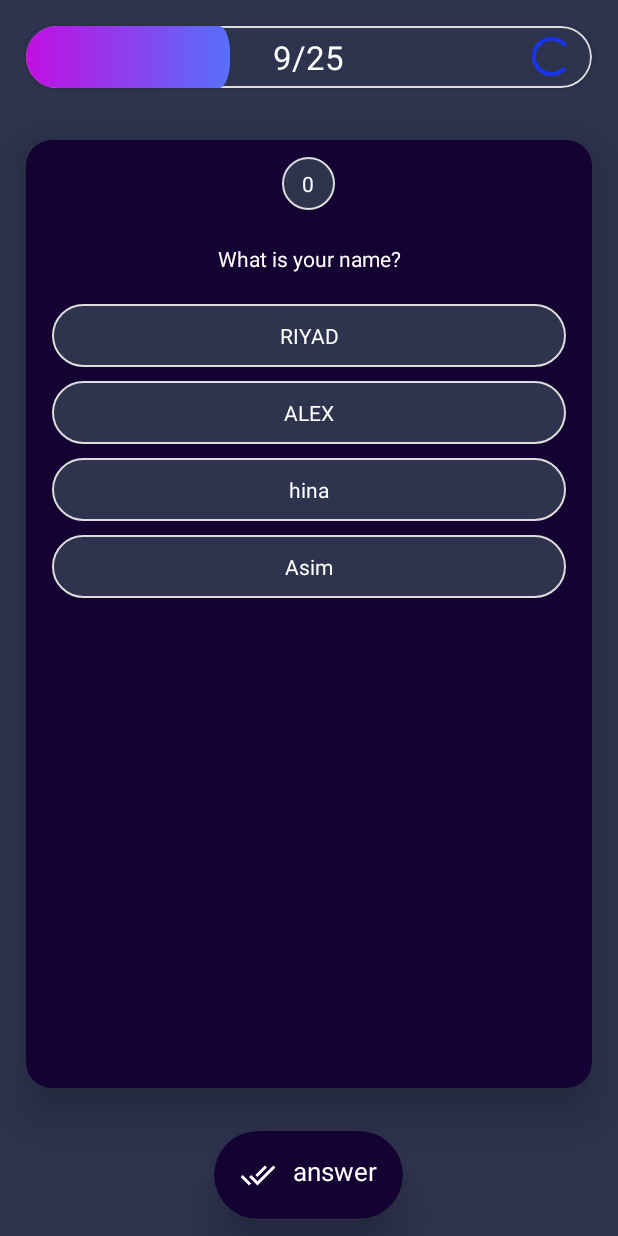
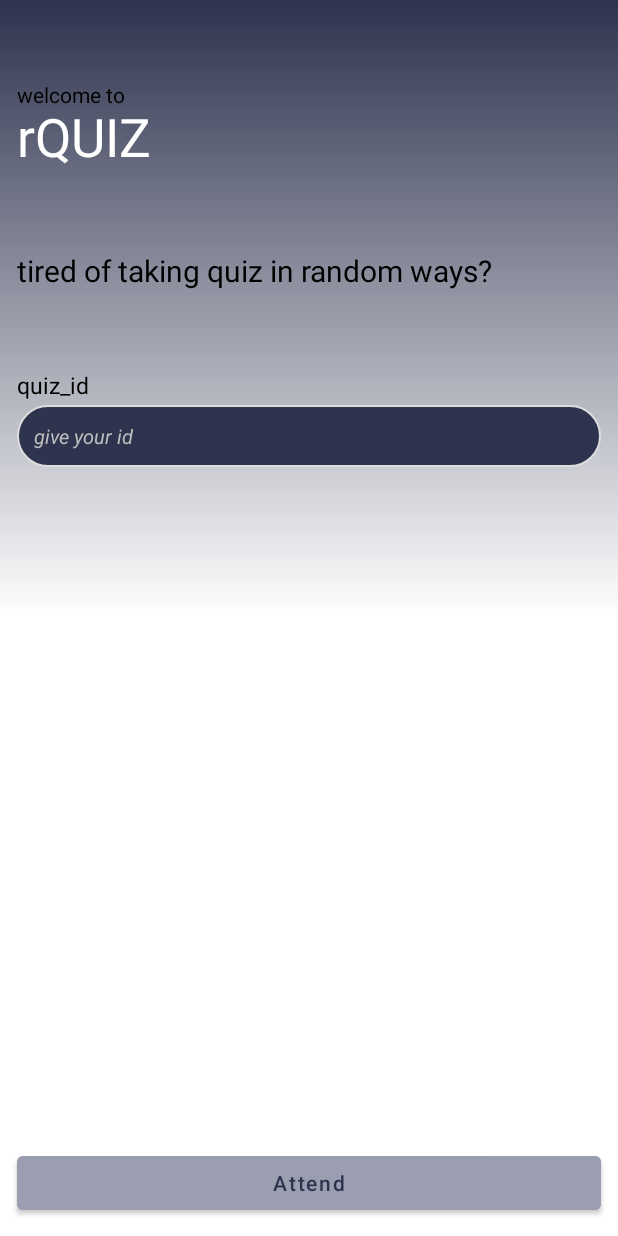
Before and after one commit to SM-RIYAD/Quiz-App, an Android app: the screen it shows after launch (MainActivity before the commit, quizId after it), on a phone screen of 412 x 824 dp. Run offline under Robolectric (Android 15) with nearby library versions, the phone set to English and light mode, and no system bars; our stand-ins replace Firebase (no records; nobody signed in at launch, a user with empty details on screens opened directly).

Commit message:
2nd commit

```diff
--- a/app/build.gradle
+++ b/app/build.gradle
@@ -1,5 +1,6 @@
 plugins {
     id 'com.android.application'
+    id 'com.google.gms.google-services'
 }
 
 android {
@@ -32,7 +33,8 @@ dependencies {
     implementation 'androidx.appcompat:appcompat:1.3.1'
     implementation 'com.google.android.material:material:1.4.0'
     implementation 'androidx.constraintlayout:constraintlayout:2.1.0'
-    testImplementation 'junit:junit:4.+'
+    implementation 'com.google.firebase:firebase-database:20.0.2'
+    testImplementation 'junit:junit:4.13.2'
     androidTestImplementation 'androidx.test.ext:junit:1.1.3'
     androidTestImplementation 'androidx.test.espresso:espresso-core:3.4.0'
 }
--- a/app/src/main/AndroidManifest.xml
+++ b/app/src/main/AndroidManifest.xml
@@ -10,7 +10,10 @@
         android:supportsRtl="true"
         android:theme="@style/Theme.QuizAPP">
         <activity
-            android:name=".MainActivity"
+            android:name=".activity.MainActivity"
+            android:exported="true" />
+        <activity
+            android:name=".activity.quizId"
             android:exported="true">
             <intent-filter>
                 <action android:name="android.intent.action.MAIN" />
--- a/app/src/main/java/com/example/quizapp/MainActivity.java
+++ /dev/null
@@ -1,31 +0,0 @@
-package com.example.quizapp;
-
-import androidx.appcompat.app.AppCompatActivity;
-
-import android.os.Bundle;
-import android.os.Handler;
-import android.view.View;
-import android.view.animation.OvershootInterpolator;
-import android.widget.TextView;
-
-import com.example.quizapp.classes.Widgetcontroller;
-
-public class MainActivity extends AppCompatActivity {
-private View progress_bar_view;
-private TextView question_count_text;
-
-    @Override
-    protected void onCreate(Bundle savedInstanceState) {
-        super.onCreate(savedInstanceState);
-        setContentView(R.layout.activity_main);
-
-        progress_bar_view= findViewById(R.id.progress_bar_view);
-        question_count_text=findViewById(R.id.question_count_text);
-new Widgetcontroller(progress_bar_view,question_count_text).update_progress();
-    }
-
-
-
-
-
-    }
--- /dev/null
+++ b/app/src/main/java/com/example/quizapp/activity/quizId.java
@@ -0,0 +1,82 @@
+package com.example.quizapp.activity;
+
+import androidx.annotation.NonNull;
+import androidx.appcompat.app.AppCompatActivity;
+
+import android.content.Intent;
+import android.os.Bundle;
+import android.view.View;
+import android.widget.Button;
+import android.widget.EditText;
+import android.widget.Toast;
+
+import com.example.quizapp.R;
+import com.google.android.material.snackbar.Snackbar;
+import com.google.firebase.database.DataSnapshot;
+import com.google.firebase.database.DatabaseError;
+import com.google.firebase.database.DatabaseReference;
+import com.google.firebase.database.FirebaseDatabase;
+import com.google.firebase.database.ValueEventListener;
+
+import java.util.Objects;
+
+public class quizId extends AppCompatActivity implements View.OnClickListener {
+    private EditText edit_quizID;
+    private Button button_attend;
+
+    @Override
+    protected void onCreate(Bundle savedInstanceState) {
+        super.onCreate(savedInstanceState);
+        setContentView(R.layout.activity_quiz_id);
+        edit_quizID =findViewById(R.id.edit_quizID);
+        button_attend = findViewById(R.id.button_attend);
+button_attend.setOnClickListener(this);
+    }
+    private void verifyQuizid(){
+
+        DatabaseReference myRef = FirebaseDatabase.getInstance().getReference("QuizID");
+
+        myRef.addValueEventListener(new ValueEventListener() {
+            @Override
+            public void onDataChange(@NonNull DataSnapshot snapshot) {
+              for(DataSnapshot dataSnapshot:snapshot.getChildren()){
+
+
+                  if(Objects.requireNonNull(dataSnapshot.getValue()).toString().equals(edit_quizID.getText().toString().trim())){
+
+                      Toast.makeText(getApplicationContext(), "Exists!", Toast.LENGTH_SHORT).show();
+                      startActivity(new Intent(getApplicationContext(),MainActivity.class).putExtra("quiz_id",edit_quizID.getText().toString().trim()));
+                     finish();
+return;
+                  }
+
+                /// Toast.makeText(getApplicationContext(), Objects.requireNonNull(dataSnapshot.child("ID").getValue()).toString(),Toast.LENGTH_SHORT).show();
+
+              }
+                Toast.makeText(getApplicationContext(), "doesn't exists!", Toast.LENGTH_SHORT).show();
+            }
+
+            @Override
+            public void onCancelled(DatabaseError error) {
+                // Failed to read value
+                Toast.makeText(getApplicationContext(), error.getMessage(), Toast.LENGTH_SHORT).show();
+
+            }
+        });
+
+    }
+
+    @Override
+    public void onClick(View v) {
+if(v==button_attend){
+if(edit_quizID.getText().toString().trim().isEmpty()){
+    Snackbar.make(button_attend,"field can not be empty",Snackbar.LENGTH_SHORT).show();
+    return;
+    }
+verifyQuizid();
+
+
+
+}
+    }
+}
--- /dev/null
+++ b/app/src/main/res/drawable/gradiant_bg_quizid.xml
@@ -0,0 +1,9 @@
+<?xml version="1.0" encoding="utf-8"?>
+<shape xmlns:android="http://schemas.android.com/apk/res/android">
+
+    <gradient
+        android:angle="90"
+        android:centerColor="#ffffff"
+        android:endColor="#2E334E"
+        android:startColor="#ffffff" />
+</shape>
--- /dev/null
+++ b/app/src/main/res/layout/activity_quiz_id.xml
@@ -0,0 +1,93 @@
+<?xml version="1.0" encoding="utf-8"?>
+<LinearLayout xmlns:android="http://schemas.android.com/apk/res/android"
+    xmlns:tools="http://schemas.android.com/tools"
+    android:layout_width="match_parent"
+    android:layout_height="match_parent"
+    android:orientation="vertical"
+    android:background="@drawable/gradiant_bg_quizid"
+    tools:context=".activity.quizId">
+
+    <TextView
+        android:layout_width="wrap_content"
+        android:layout_height="wrap_content"
+        android:layout_marginStart="11dp"
+        android:layout_marginTop="?actionBarSize"
+
+        android:includeFontPadding="false"
+        android:textColor="@color/black"
+        android:text="welcome to" />
+
+    <TextView
+        android:layout_width="wrap_content"
+        android:layout_height="wrap_content"
+        android:layout_marginStart="11dp"
+        android:textColor="@color/white"
+
+        android:includeFontPadding="false"
+        android:text="rQUIZ"
+        android:textSize="35sp" />
+
+    <TextView
+        android:layout_width="wrap_content"
+        android:layout_height="wrap_content"
+        android:layout_marginStart="11dp"
+        android:layout_marginTop="?actionBarSize"
+
+        android:textColor="@color/black"
+        android:includeFontPadding="false"
+        android:text="tired of taking quiz in random ways?"
+        android:textSize="20sp" />
+
+    <TextView
+        android:layout_width="wrap_content"
+        android:layout_height="wrap_content"
+        android:layout_marginStart="11dp"
+        android:layout_marginTop="?actionBarSize"
+
+        android:includeFontPadding="false"
+        android:textColor="@color/black"
+        android:text="quiz_id"
+        android:textSize="15sp" />
+
+    <EditText
+        android:id="@+id/edit_quizID"
+        android:layout_width="match_parent"
+        android:layout_height="41dp"
+        android:layout_marginLeft="11dp"
+        android:layout_marginTop="3dp"
+        android:layout_marginRight="11dp"
+        android:background="@drawable/roundeble_stroke"
+
+        android:hint="give your id"
+        android:paddingStart="11dp"
+        android:paddingEnd="11dp"
+        android:textColor="@color/white"
+        android:textColorHint="#BFBEBE"
+        android:textSize="13sp"
+        android:textStyle="italic"
+        android:autofillHints="name"
+        android:inputType="text" />
+
+    <RelativeLayout
+        android:layout_width="match_parent"
+        android:layout_height="match_parent">
+
+        <Button
+            android:id="@+id/button_attend"
+            android:layout_width="match_parent"
+            android:layout_height="wrap_content"
+            android:layout_alignParentBottom="true"
+            android:layout_marginStart="11dp"
+            android:layout_marginLeft="11dp"
+            android:layout_marginTop="11dp"
+            android:layout_marginEnd="11dp"
+            android:layout_marginRight="11dp"
+            android:layout_marginBottom="11dp"
+            android:backgroundTint="#9B9DB1"
+
+            android:text="Attend"
+            android:textAllCaps="false"
+            android:textColor="@color/navy_blue" />
+    </RelativeLayout>
+
+</LinearLayout>
--- a/app/src/main/res/values/colors.xml
+++ b/app/src/main/res/values/colors.xml
@@ -1,10 +1,21 @@
 <?xml version="1.0" encoding="utf-8"?>
 <resources>
+<!--    <color name="purple_200">#FFBB86FC</color>-->
+<!--    <color name="purple_500">#FF6200EE</color>-->
+<!--    <color name="purple_700">#FF3700B3</color>-->
+<!--    <color name="teal_200">#1734EF</color>-->
+<!--    <color name="teal_700">#FF018786</color>-->
+<!--    <color name="black">#FF000000</color>-->
+<!--    <color name="white">#FFFFFFFF</color>-->
     <color name="purple_200">#FFBB86FC</color>
     <color name="purple_500">#FF6200EE</color>
     <color name="purple_700">#FF3700B3</color>
-    <color name="teal_200">#1734EF</color>
+    <color name="teal_200">#FF03DAC5</color>
     <color name="teal_700">#FF018786</color>
     <color name="black">#FF000000</color>
     <color name="white">#FFFFFFFF</color>
+    <color name="navy_blue">#2E334E</color>
+    <color name="light_navy_blue">#3E3570</color>
+    <color name="BG">#FF2E334E</color>
+
 </resources>
--- a/app/src/main/res/values/strings.xml
+++ b/app/src/main/res/values/strings.xml
@@ -8,4 +8,6 @@
     <string name="hina">hina</string>
     <string name="asim">Asim</string>
     <string name="answer">answer</string>
+    <string name="welcome_to" />
+    <string name="attend" />
 </resources>
--- a/app/src/main/res/values/themes.xml
+++ b/app/src/main/res/values/themes.xml
@@ -4,7 +4,7 @@
         <!-- Primary brand color. -->
         <item name="colorPrimary">#2E334E</item>
         <item name="colorPrimaryVariant">#2E334E</item>
-        <item name="colorOnPrimary">@color/white</item>
+        <item name="colorOnPrimary">@color/purple_700</item>
         <!-- Secondary brand color. -->
         <item name="colorSecondary">@color/teal_200</item>
         <item name="colorSecondaryVariant">@color/teal_700</item>
--- a/build.gradle
+++ b/build.gradle
@@ -6,6 +6,7 @@ buildscript {
     }
     dependencies {
         classpath "com.android.tools.build:gradle:7.0.1"
+        classpath 'com.google.gms:google-services:4.3.10'
 
         // NOTE: Do not place your application dependencies here; they belong
         // in the individual module build.gradle files
```
Also changed, not shown: app/src/main/java/com/example/quizapp/activity/MainActivity.java (added, +165 -0 lines), app/src/main/java/com/example/quizapp/classes/QuizDS.java (added, +34 -0 lines), app/src/main/res/drawable/ring.xml (added, +51 -0 lines), app/src/main/res/layout/activity_main.xml (+104 -9 lines).
